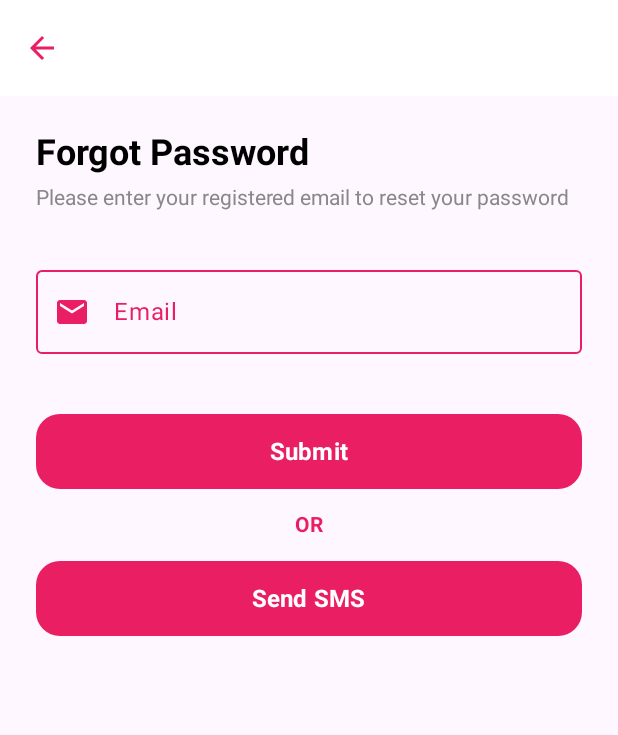
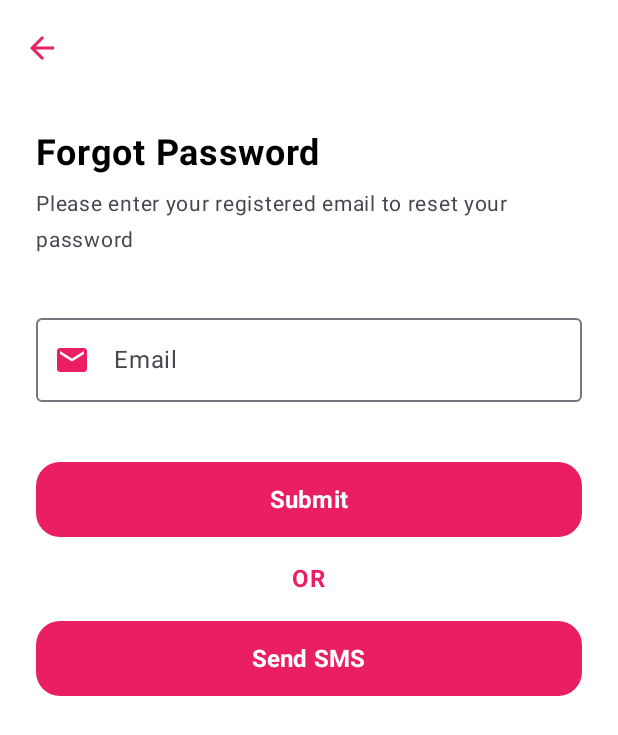
Before and after one commit to rayengabsi/gamer-android, an Android app built with Jetpack Compose: the screen it shows after launch (MainActivity), after a tap on "Forgot password ?", on a phone screen of 412 x 824 dp. Shown: the top 735 px of the screen. Run offline under Robolectric (Android 15) with nearby library versions, the phone set to English and light mode, and no system bars.

Commit message:
feat(ui): add dark mode toggle with LightMode/DarkMode icons

```diff
--- a/app/build.gradle.kts
+++ b/app/build.gradle.kts
@@ -53,6 +53,8 @@
     // Material icons - core only (no extended icons needed)
     implementation("androidx.compose.material:material-icons-core")
 
+
+
     // AndroidX
     implementation("androidx.core:core-ktx:1.12.0")
     implementation("androidx.lifecycle:lifecycle-runtime-ktx:2.7.0")
--- a/app/src/main/java/com/example/gamer/ForgotPasswordScreen.kt
+++ b/app/src/main/java/com/example/gamer/ForgotPasswordScreen.kt
@@ -8,7 +8,6 @@
 import androidx.compose.runtime.*
 import androidx.compose.ui.Alignment
 import androidx.compose.ui.Modifier
-import androidx.compose.ui.graphics.Color
 import androidx.compose.ui.text.font.FontWeight
 import androidx.compose.ui.text.input.KeyboardType
 import androidx.compose.ui.unit.dp
@@ -45,12 +44,12 @@
                         Icon(
                             Icons.Filled.ArrowBack,
                             contentDescription = "Back",
-                            tint = Color(0xFFE91E63)
+                            tint = MaterialTheme.colorScheme.primary
                         )
                     }
                 },
                 colors = TopAppBarDefaults.topAppBarColors(
-                    containerColor = Color.White
+                    containerColor = MaterialTheme.colorScheme.background
                 )
             )
         }
@@ -66,7 +65,7 @@
                 "Forgot Password",
                 fontSize = 24.sp,
                 fontWeight = FontWeight.Bold,
-                color = Color.Black
+                color = MaterialTheme.colorScheme.onBackground
             )
 
             Spacer(Modifier.height(8.dp))
@@ -74,7 +73,7 @@
             Text(
                 "Please enter your registered email to reset your password",
                 fontSize = 14.sp,
-                color = Color.Gray
+                color = MaterialTheme.colorScheme.onSurfaceVariant
             )
 
             Spacer(Modifier.height(32.dp))
@@ -85,13 +84,13 @@
                     email = it
                     emailError = if (it.isNotEmpty()) validateEmail(it) else null
                 },
-                label = { Text("Email", color = Color(0xFFE91E63)) },
+                label = { Text("Email") },
                 singleLine = true,
                 leadingIcon = {
                     Icon(
                         Icons.Filled.Email,
                         contentDescription = null,
-                        tint = Color(0xFFE91E63)
+                        tint = MaterialTheme.colorScheme.primary
                     )
                 },
                 keyboardOptions = KeyboardOptions(keyboardType = KeyboardType.Email),
@@ -101,12 +100,7 @@
                     if (emailError != null) {
                         Text(emailError!!, color = MaterialTheme.colorScheme.error)
                     }
-                },
-                colors = OutlinedTextFieldDefaults.colors(
-                    focusedBorderColor = Color(0xFFE91E63),
-                    unfocusedBorderColor = Color(0xFFE91E63),
-                    errorBorderColor = MaterialTheme.colorScheme.error
-                )
+                }
             )
 
             Spacer(Modifier.height(24.dp))
@@ -126,9 +120,6 @@
                 modifier = Modifier
                     .fillMaxWidth()
                     .height(50.dp),
-                colors = ButtonDefaults.buttonColors(
-                    containerColor = Color(0xFFE91E63)
-                ),
                 shape = MaterialTheme.shapes.large
             ) {
                 Text("Submit", fontSize = 16.sp, fontWeight = FontWeight.Bold)
@@ -139,7 +130,7 @@
             Text(
                 "OR",
                 modifier = Modifier.align(Alignment.CenterHorizontally),
-                color = Color(0xFFE91E63),
+                color = MaterialTheme.colorScheme.primary,
                 fontWeight = FontWeight.Bold
             )
 
@@ -150,9 +141,6 @@
                 modifier = Modifier
                     .fillMaxWidth()
                     .height(50.dp),
-                colors = ButtonDefaults.buttonColors(
-                    containerColor = Color(0xFFE91E63)
-                ),
                 shape = MaterialTheme.shapes.large
             ) {
                 Text("Send SMS", fontSize = 16.sp, fontWeight = FontWeight.Bold)
--- a/app/src/main/java/com/example/gamer/LoginScreen.kt
+++ b/app/src/main/java/com/example/gamer/LoginScreen.kt
@@ -24,10 +24,12 @@
 @Composable
 fun LoginScreen(
     onNavigateToSignup: () -> Unit,
-    onNavigateToForgotPassword: () -> Unit,  // ← NOUVELLE LIGNE
+    onNavigateToForgotPassword: () -> Unit,
     showSnack: (String) -> Unit,
+    isDarkMode: Boolean,
+    onToggleTheme: () -> Unit,
     modifier: Modifier = Modifier
-){
+) {
     var email by remember { mutableStateOf("") }
     var password by remember { mutableStateOf("") }
     var passwordVisible by remember { mutableStateOf(false) }
@@ -35,7 +37,6 @@
 
     var emailError by remember { mutableStateOf<String?>(null) }
     var passwordError by remember { mutableStateOf<String?>(null) }
-
 
     fun validateEmail(email: String): String? {
         return when {
@@ -56,14 +57,27 @@
         }
     }
 
+    Box(modifier = modifier.fillMaxSize()) {
+        // Bouton Dark Mode en haut à droite avec emoji
+        TextButton(
+            onClick = onToggleTheme,
+            modifier = Modifier
+                .align(Alignment.TopEnd)
+                .padding(8.dp)
+        ) {
+            Text(
+                text = if (isDarkMode) "☀️" else "🌙",
+                fontSize = 28.sp
+            )
+        }
+
         Column(
-        modifier = modifier
+            modifier = Modifier
                 .fillMaxSize()
                 .padding(24.dp),
             horizontalAlignment = Alignment.CenterHorizontally,
             verticalArrangement = Arrangement.Center
         ) {
-
             Image(
                 painter = painterResource(id = R.drawable.gamer_logo),
                 contentDescription = "Gamer Logo",
@@ -72,20 +86,19 @@
 
             Spacer(Modifier.height(40.dp))
 
-
             OutlinedTextField(
                 value = email,
                 onValueChange = {
                     email = it
                     emailError = if (it.isNotEmpty()) validateEmail(it) else null
                 },
-            label = { Text("Email", color = Color(0xFFE91E63)) },
+                label = { Text("Email") },
                 singleLine = true,
                 leadingIcon = {
                     Icon(
                         Icons.Filled.Email,
                         contentDescription = null,
-                    tint = Color(0xFFE91E63)
+                        tint = MaterialTheme.colorScheme.primary
                     )
                 },
                 keyboardOptions = KeyboardOptions(keyboardType = KeyboardType.Email),
@@ -95,16 +108,10 @@
                     if (emailError != null) {
                         Text(emailError!!, color = MaterialTheme.colorScheme.error)
                     }
-            },
-            colors = OutlinedTextFieldDefaults.colors(
-                focusedBorderColor = Color(0xFFE91E63),
-                unfocusedBorderColor = Color(0xFFE91E63),
-                errorBorderColor = MaterialTheme.colorScheme.error
-            )
+                }
             )
 
             Spacer(Modifier.height(16.dp))
-
 
             OutlinedTextField(
                 value = password,
@@ -112,13 +119,13 @@
                     password = it
                     passwordError = if (it.isNotEmpty()) validatePassword(it) else null
                 },
-            label = { Text("Password", color = Color(0xFFE91E63)) },
+                label = { Text("Password") },
                 singleLine = true,
                 leadingIcon = {
                     Icon(
                         Icons.Filled.Lock,
                         contentDescription = null,
-                    tint = Color(0xFFE91E63)
+                        tint = MaterialTheme.colorScheme.primary
                     )
                 },
                 trailingIcon = {
@@ -126,7 +133,7 @@
                         Text(
                             text = if (passwordVisible) "👁️" else "👁️",
                             fontSize = 20.sp,
-                        color = Color(0xFFE91E63)
+                            color = MaterialTheme.colorScheme.primary
                         )
                     }
                 },
@@ -137,16 +144,10 @@
                     if (passwordError != null) {
                         Text(passwordError!!, color = MaterialTheme.colorScheme.error)
                     }
-            },
-            colors = OutlinedTextFieldDefaults.colors(
-                focusedBorderColor = Color(0xFFE91E63),
-                unfocusedBorderColor = Color(0xFFE91E63),
-                errorBorderColor = MaterialTheme.colorScheme.error
-            )
+                }
             )
 
             Spacer(Modifier.height(8.dp))
-
 
             Row(
                 modifier = Modifier.fillMaxWidth(),
@@ -156,23 +157,18 @@
                 Row(verticalAlignment = Alignment.CenterVertically) {
                     Checkbox(
                         checked = rememberMe,
-                    onCheckedChange = { rememberMe = it },
-                    colors = CheckboxDefaults.colors(
-                        checkedColor = Color(0xFFE91E63),
-                        uncheckedColor = Color(0xFFE91E63)
+                        onCheckedChange = { rememberMe = it }
                     )
-                )
-                Text("Remember Me", color = Color(0xFFE91E63))
+                    Text("Remember Me", color = MaterialTheme.colorScheme.primary)
                 }
                 Text(
                     "Forgot password ?",
-                modifier = Modifier.clickable { onNavigateToForgotPassword() },  // ← CHANGEMENT ICI
-                color = Color(0xFFE91E63)
+                    modifier = Modifier.clickable { onNavigateToForgotPassword() },
+                    color = MaterialTheme.colorScheme.primary
                 )
             }
 
             Spacer(Modifier.height(24.dp))
-
 
             Button(
                 onClick = {
@@ -191,9 +187,6 @@
                 modifier = Modifier
                     .fillMaxWidth()
                     .height(50.dp),
-            colors = ButtonDefaults.buttonColors(
-                containerColor = Color(0xFFE91E63)
-            ),
                 shape = MaterialTheme.shapes.large
             ) {
                 Text("Login", fontSize = 16.sp, fontWeight = FontWeight.Bold)
@@ -201,10 +194,9 @@
 
             Spacer(Modifier.height(16.dp))
 
-        Text("OR", color = Color(0xFFE91E63))
+            Text("OR", color = MaterialTheme.colorScheme.primary)
 
             Spacer(Modifier.height(16.dp))
-
 
             Row(
                 horizontalArrangement = Arrangement.spacedBy(16.dp),
@@ -222,10 +214,7 @@
 
                 OutlinedButton(
                     onClick = { showSnack("Google login coming soon") },
-                modifier = Modifier.weight(1f),
-                colors = ButtonDefaults.outlinedButtonColors(
-                    contentColor = Color.Gray
-                )
+                    modifier = Modifier.weight(1f)
                 ) {
                     Text("Google", fontSize = 14.sp)
                 }
@@ -233,15 +222,15 @@
 
             Spacer(Modifier.height(24.dp))
 
-
             Row {
-            Text("Don't have an account? ", color = Color.Gray)
+                Text("Don't have an account? ", color = MaterialTheme.colorScheme.onSurface)
                 Text(
                     "Register Now",
                     modifier = Modifier.clickable { onNavigateToSignup() },
-                color = Color(0xFFE91E63),
+                    color = MaterialTheme.colorScheme.primary,
                     fontWeight = FontWeight.Bold
                 )
             }
         }
     }
+}
--- a/app/src/main/java/com/example/gamer/MainActivity.kt
+++ b/app/src/main/java/com/example/gamer/MainActivity.kt
@@ -3,20 +3,23 @@
 import android.os.Bundle
 import androidx.activity.ComponentActivity
 import androidx.activity.compose.setContent
+import androidx.activity.viewModels
 import androidx.compose.foundation.layout.padding
 import androidx.compose.material3.*
 import androidx.compose.runtime.*
 import androidx.compose.ui.Modifier
-import com.example.gamer.ui.ForgotPasswordScreen
-import com.example.gamer.ui.LoginScreen
-import com.example.gamer.ui.OtpValidationScreen
-import com.example.gamer.ui.ResetPasswordScreen
+import com.example.gamer.ui.*
 import kotlinx.coroutines.launch
 
 class MainActivity : ComponentActivity() {
+    private val themeViewModel: ThemeViewModel by viewModels()
+
     override fun onCreate(savedInstanceState: Bundle?) {
         super.onCreate(savedInstanceState)
         setContent {
+            val isDarkMode = themeViewModel.isDarkMode
+
+            GamerTheme(darkTheme = isDarkMode) {
                 val snackbarHostState = remember { SnackbarHostState() }
                 val scope = rememberCoroutineScope()
 
@@ -41,6 +44,8 @@
                                     snackbarHostState.showSnackbar(msg)
                                 }
                             },
+                            isDarkMode = isDarkMode,
+                            onToggleTheme = { themeViewModel.toggleTheme() },
                             modifier = Modifier.padding(padding)
                         )
 
@@ -95,3 +100,4 @@
             }
         }
     }
+}
--- /dev/null
+++ b/app/src/main/java/com/example/gamer/ThemeViewModel.kt
@@ -0,0 +1,17 @@
+package com.example.gamer
+
+
+
+import androidx.compose.runtime.mutableStateOf
+import androidx.compose.runtime.getValue
+import androidx.compose.runtime.setValue
+import androidx.lifecycle.ViewModel
+
+class ThemeViewModel : ViewModel() {
+    var isDarkMode by mutableStateOf(false)
+        private set
+
+    fun toggleTheme() {
+        isDarkMode = !isDarkMode
+    }
+}
--- a/app/src/main/java/com/example/gamer/ui/theme/Theme.kt
+++ b/app/src/main/java/com/example/gamer/ui/theme/Theme.kt
@@ -1,58 +1,51 @@
-package com.example.gamer.ui.theme
+package com.example.gamer.ui
 
-import android.app.Activity
-import android.os.Build
 import androidx.compose.foundation.isSystemInDarkTheme
-import androidx.compose.material3.MaterialTheme
-import androidx.compose.material3.darkColorScheme
-import androidx.compose.material3.dynamicDarkColorScheme
-import androidx.compose.material3.dynamicLightColorScheme
-import androidx.compose.material3.lightColorScheme
+import androidx.compose.material3.*
 import androidx.compose.runtime.Composable
-import androidx.compose.ui.platform.LocalContext
+import androidx.compose.ui.graphics.Color
+
+// Couleurs Light Mode
+private val LightPrimary = Color(0xFFE91E63)
+private val LightBackground = Color(0xFFFFFFFF)
+private val LightSurface = Color(0xFFFFFFFF)
+private val LightOnBackground = Color(0xFF000000)
+private val LightOnSurface = Color(0xFF000000)
+
+// Couleurs Dark Mode
+private val DarkPrimary = Color(0xFFE91E63)
+private val DarkBackground = Color(0xFF121212)
+private val DarkSurface = Color(0xFF1E1E1E)
+private val DarkOnBackground = Color(0xFFFFFFFF)
+private val DarkOnSurface = Color(0xFFFFFFFF)
+
+private val LightColorScheme = lightColorScheme(
+    primary = LightPrimary,
+    background = LightBackground,
+    surface = LightSurface,
+    onBackground = LightOnBackground,
+    onSurface = LightOnSurface,
+    error = Color(0xFFB00020)
+)
 
 private val DarkColorScheme = darkColorScheme(
-    primary = Purple80,
-    secondary = PurpleGrey80,
-    tertiary = Pink80
-)
-
-private val LightColorScheme = lightColorScheme(
-    primary = Purple40,
-    secondary = PurpleGrey40,
-    tertiary = Pink40
-
-    /* Other default colors to override
-    background = Color(0xFFFFFBFE),
-    surface = Color(0xFFFFFBFE),
-    onPrimary = Color.White,
-    onSecondary = Color.White,
-    onTertiary = Color.White,
-    onBackground = Color(0xFF1C1B1F),
-    onSurface = Color(0xFF1C1B1F),
-    */
+    primary = DarkPrimary,
+    background = DarkBackground,
+    surface = DarkSurface,
+    onBackground = DarkOnBackground,
+    onSurface = DarkOnSurface,
+    error = Color(0xFFCF6679)
 )
 
 @Composable
 fun GamerTheme(
     darkTheme: Boolean = isSystemInDarkTheme(),
-    // Dynamic color is available on Android 12+
-    dynamicColor: Boolean = true,
     content: @Composable () -> Unit
 ) {
-    val colorScheme = when {
-        dynamicColor && Build.VERSION.SDK_INT >= Build.VERSION_CODES.S -> {
-            val context = LocalContext.current
-            if (darkTheme) dynamicDarkColorScheme(context) else dynamicLightColorScheme(context)
-        }
-
-        darkTheme -> DarkColorScheme
-        else -> LightColorScheme
-    }
+    val colorScheme = if (darkTheme) DarkColorScheme else LightColorScheme
 
     MaterialTheme(
         colorScheme = colorScheme,
-        typography = Typography,
         content = content
     )
 }
```
Also changed, not shown: app/src/main/java/com/example/gamer/OtpValidationScreen.kt (+8 -12 lines), app/src/main/java/com/example/gamer/ResetPasswordScreen.kt (+13 -27 lines). Lines whose indentation alone changed are shown as unchanged.
